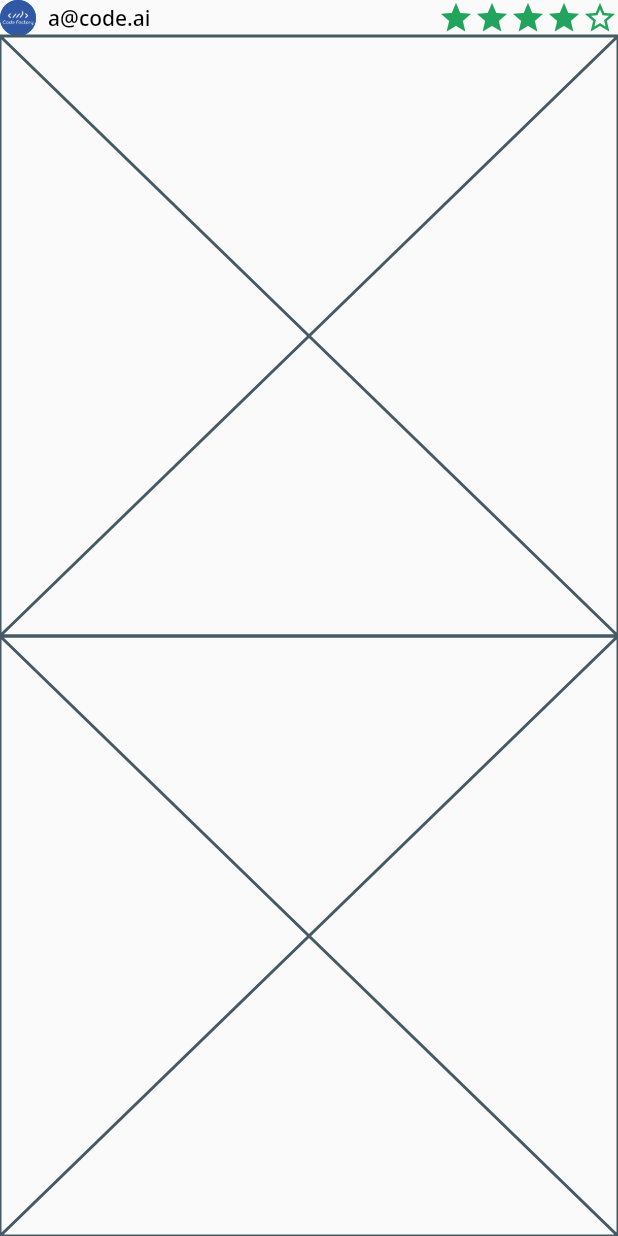
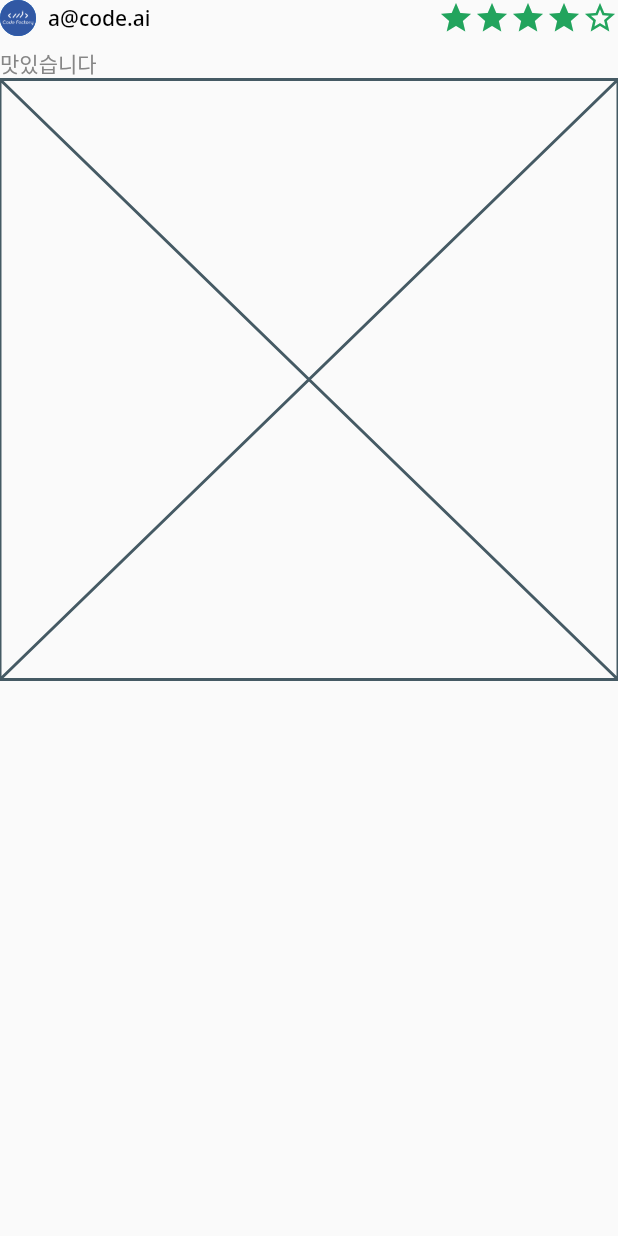
Before and after one commit to hjh1161514/Flutter-Delivery-App, a Flutter app: the RatingCard widget shown alone on an empty page, opened directly, on a phone screen of 412 x 824 dp. Run offline on Flutter 3.47's test engine with Material 2 defaults, Android fonts, the phone set to English and light mode, and no system bars; our stand-ins replace dio, flutter_riverpod, flutter_secure_storage, retrofit, skeletons; accounts and stored records are empty; generated files the repository leaves out were written again; network calls fail.

Commit message:
[FEAT] #17 - RatingCard(리뷰) Body

```diff
--- a/lib/rating/component/rating_card.dart
+++ b/lib/rating/component/rating_card.dart
@@ -28,7 +28,10 @@ class RatingCard extends StatelessWidget {
           email: email,
           rating: rating,
         ),
-        _Body(),
+        const SizedBox(height: 8.0,),
+        _Body(
+          content: content,
+        ),
         _Images(),
       ],
     );
@@ -78,11 +81,28 @@ class _Header extends StatelessWidget {
 }
 
 class _Body extends StatelessWidget {
-  const _Body({Key? key}) : super(key: key);
+  final String content;
+
+  const _Body({
+    required this.content,
+    Key? key
+  }) : super(key: key);
 
   @override
   Widget build(BuildContext context) {
-    return const Placeholder();
+    return Row(
+      children: [
+        Flexible( // 최대 사이즈를 적용하기 위해 사용. 문장이 길어지면 다음 줄로 넘어가게 할 수 있음
+          child: Text(
+            content,
+            style: TextStyle(
+              color: BODY_TEXT_COLOR,
+              fontSize: 14.0
+            ),
+          ),
+        ),
+      ],
+    );
   }
 }
 
```
